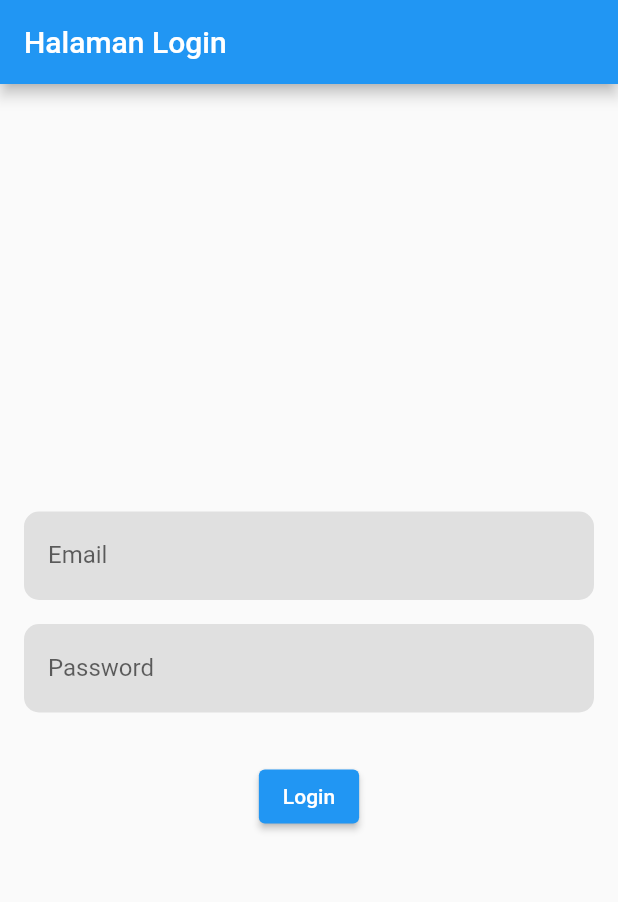
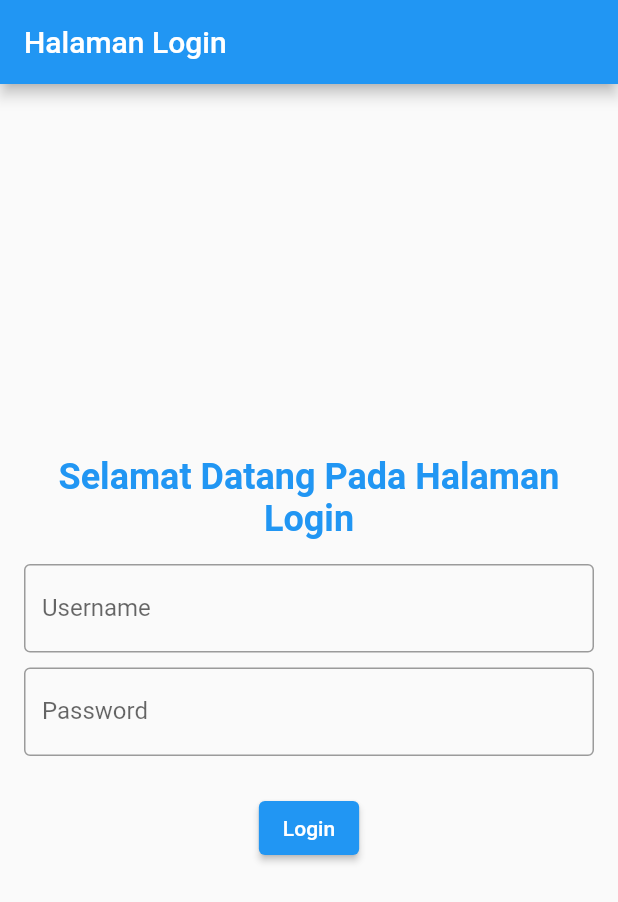
Before and after one commit to gusdewira/ChangeNotifierr, a Flutter app: the screen it shows after launch, on a phone screen of 412 x 824 dp. Shown: the top 902 px of the screen. Run offline on Flutter 3.47's test engine with Material 2 defaults, Android fonts, the phone set to English and light mode, and no system bars.

Commit message:
update project

```diff
--- a/lib/main.dart
+++ b/lib/main.dart
@@ -17,7 +17,7 @@ class MyApp extends StatelessWidget {
         ChangeNotifierProvider(create: (_) => LoginModel()),
       ],
       child: MaterialApp(
-        title: 'Flutter Demo',
+        title: 'Change Notifier',
         debugShowCheckedModeBanner: false,
         theme: ThemeData(
           primarySwatch: Colors.blue,
--- a/lib/screens/userLogin.dart
+++ b/lib/screens/userLogin.dart
@@ -58,56 +58,47 @@ class _UserLoginState extends State<UserLogin> {
           'Halaman Login',
         ),
       ),
-      body: Padding(
+      body: Center(
+        child: Padding(
           padding: const EdgeInsets.all(16.0),
           child: Column(
             mainAxisAlignment: MainAxisAlignment.center,
             children: <Widget>[
-            SizedBox(height: 16),
-            Container(
-              padding: EdgeInsets.symmetric(horizontal: 16),
-              decoration: BoxDecoration(
-                color: Colors.grey[300],
-                borderRadius: BorderRadius.circular(10),
+              const Text(
+                'Selamat Datang Pada Halaman Login',
+                style: TextStyle(
+                  fontSize: 24.0,
+                  color: Colors.blue,
+                  fontWeight: FontWeight.bold,
                 ),
-              child: TextField(
+                textAlign: TextAlign.center,
+              ),
+              const SizedBox(height: 16.0),
+              TextField(
                 controller: emailController,
                 decoration: InputDecoration(
-                  border: InputBorder.none,
-                  labelText: 'Email',
-                  hintStyle: TextStyle(
-                      color: Colors.black12, fontWeight: FontWeight.bold),
+                  labelText: 'Username',
+                  border: OutlineInputBorder(),
                 ),
               ),
-            ),
-            SizedBox(height: 16),
-            Container(
-              padding: EdgeInsets.symmetric(horizontal: 16),
-              decoration: BoxDecoration(
-                color: Colors.grey[300],
-                borderRadius: BorderRadius.circular(10),
-              ),
-              child: TextField(
+              const SizedBox(height: 10.0),
+              TextField(
                 controller: passwordController,
                 obscureText: true,
                 decoration: InputDecoration(
-                  border: InputBorder.none,
                   labelText: 'Password',
-                  hintStyle: TextStyle(
-                      color: Colors.black12, fontWeight: FontWeight.bold),
+                  border: OutlineInputBorder(),
                 ),
               ),
-            ),
-            SizedBox(height: 32),
+              const SizedBox(height: 24.0),
               ElevatedButton(
-              onPressed: () {
-                _performLogin();
-              },
+                onPressed: _performLogin,
                 child: Text('Login'),
               ),
             ],
           ),
         ),
+      ),
     );
   }
 }
```
Lines whose indentation alone changed are shown as unchanged.
